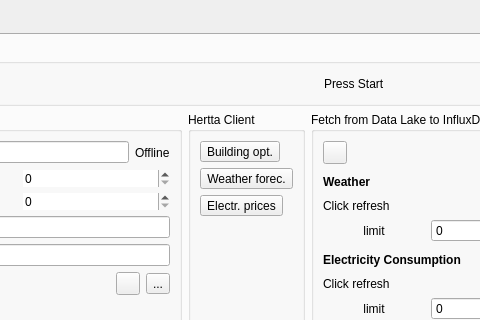
The window that app/controlcenter/ui/mainwindow.ui (predicer-tools/control-center) describes before a commit, drawn with Qt 5; both pictures show x 163 to 643 and y 0 to 320 of the 942 by 722 pixel window.
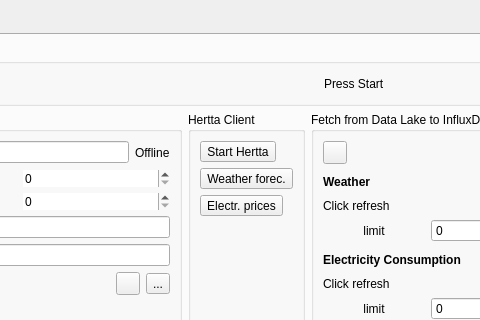
The same window after the commit. Icons and pictures are not drawn.

Commit message: Submodule hertta server starts when pushing play button

Patch:
```diff
--- a/app/controlcenter/ui/mainwindow.ui
+++ b/app/controlcenter/ui/mainwindow.ui
@@ -297,7 +297,7 @@
                  <item>
                   <widget class="QToolButton" name="toolButton_run_building_optimization">
                    <property name="text">
-                    <string>Building opt.</string>
+                    <string>Start Hertta</string>
                    </property>
                    <property name="icon">
                     <iconset theme="QIcon::ThemeIcon::MediaPlaybackStart"/>
```
The commit also changes 5 other files.
